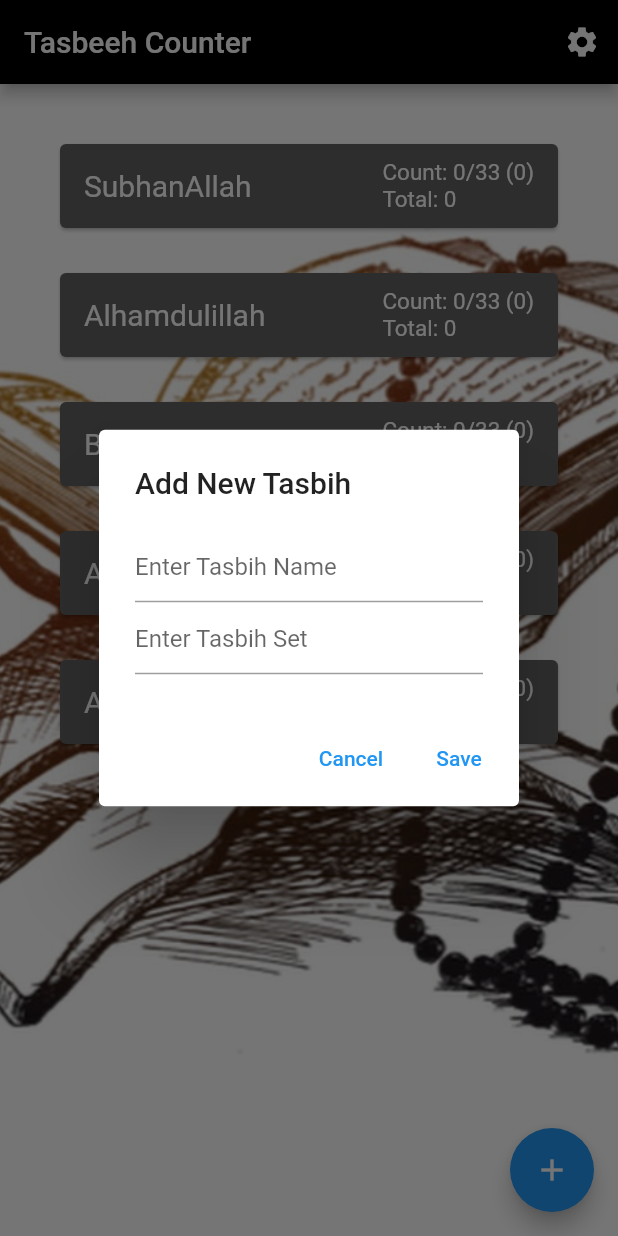
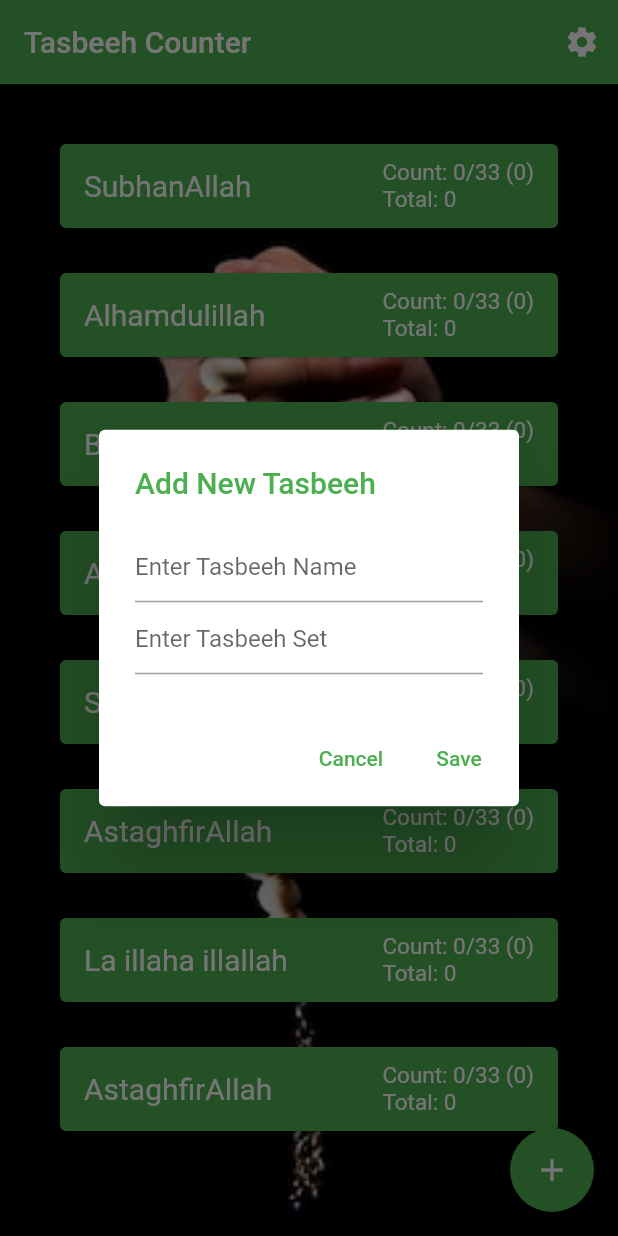
Before and after one commit to muhammaduzairrazaq/tasbeehCounter, a Flutter app: the screen it shows after launch, after a tap on the "add" icon, on a phone screen of 412 x 824 dp. Run offline on Flutter 3.47's test engine with Material 2 defaults, Android fonts, the phone set to English and light mode, and no system bars.

```diff
--- /dev/null
+++ b/tasbeeh_counter/lib/app_theme.dart
@@ -0,0 +1,17 @@
+import 'package:flutter/material.dart';
+
+class AppTheme {
+  static Color textcolor = Colors.green;
+
+  static void updateThemeColor(Color color) {
+    textcolor = color;
+  }
+}
+
+class BackgroundImage {
+  static String imagepath = 'assets/tbk1.png';
+
+  static void updateBackgroundImage(String path) {
+    imagepath = path;
+  }
+}
--- a/tasbeeh_counter/lib/tasbeeh_list_screen.dart
+++ b/tasbeeh_counter/lib/tasbeeh_list_screen.dart
@@ -1,6 +1,7 @@
 import 'package:flutter/material.dart';
 import 'package:tasbeeh_counter/settingscreen.dart';
 import 'tasbeeh_counter_screen.dart';
+import 'app_theme.dart';
 
 class TasbeehScreen extends StatefulWidget {
   @override
@@ -38,7 +39,42 @@ class _TasbeehScreenState extends State<TasbeehScreen> {
       'set_completed': 0,
     },
     {
+      'tasbih_name': 'Subhaan Allah',
+      'total_set': 33,
+      'current_count': 0,
+      'total_count': 0,
+      'set_completed': 0,
+    },
+     {
       'tasbih_name': 'AstaghfirAllah',
+      'total_set': 33,
+      'current_count': 0,
+      'total_count': 0,
+      'set_completed': 0,
+    },
+     {
+      'tasbih_name': 'La illaha illallah',
+      'total_set': 33,
+      'current_count': 0,
+      'total_count': 0,
+      'set_completed': 0,
+    },
+     {
+      'tasbih_name': 'AstaghfirAllah',
+      'total_set': 33,
+      'current_count': 0,
+      'total_count': 0,
+      'set_completed': 0,
+    },
+     {
+      'tasbih_name': 'Allahumma',
+      'total_set': 33,
+      'current_count': 0,
+      'total_count': 0,
+      'set_completed': 0,
+    },
+     {
+      'tasbih_name': 'Ayate Karima',
       'total_set': 33,
       'current_count': 0,
       'total_count': 0,
@@ -56,18 +92,21 @@ class _TasbeehScreenState extends State<TasbeehScreen> {
       context: context,
       builder: (BuildContext context) {
         return AlertDialog(
-          title: Text('Add New Tasbih'),
+          title: Text(
+            'Add New Tasbeeh',
+            style: TextStyle(color: AppTheme.textcolor),
+          ),
           content: Column(
             mainAxisSize: MainAxisSize.min,
-            children: <Widget>[
+            children: [
               TextField(
-                decoration: InputDecoration(hintText: 'Enter Tasbih Name'),
+                decoration: InputDecoration(hintText: 'Enter Tasbeeh Name'),
                 onChanged: (value) {
                   tasbihName = value;
                 },
               ),
               TextField(
-                decoration: InputDecoration(hintText: 'Enter Tasbih Set'),
+                decoration: InputDecoration(hintText: 'Enter Tasbeeh Set'),
                 keyboardType: TextInputType.number,
                 onChanged: (value) {
                   tasbihSet = int.tryParse(value) ?? 0;
@@ -80,7 +119,10 @@ class _TasbeehScreenState extends State<TasbeehScreen> {
               onPressed: () {
                 Navigator.of(context).pop();
               },
-              child: Text('Cancel'),
+              child: Text(
+                'Cancel',
+                style: TextStyle(color: AppTheme.textcolor),
+              ),
             ),
             TextButton(
               onPressed: () {
@@ -95,7 +137,10 @@ class _TasbeehScreenState extends State<TasbeehScreen> {
                 });
                 Navigator.of(context).pop();
               },
-              child: Text('Save'),
+              child: Text(
+                'Save',
+                style: TextStyle(color: AppTheme.textcolor),
+              ),
             ),
           ],
         );
@@ -107,7 +152,7 @@ class _TasbeehScreenState extends State<TasbeehScreen> {
   Widget build(BuildContext context) {
     return Scaffold(
       appBar: AppBar(
-        backgroundColor: Colors.black,
+        backgroundColor: AppTheme.textcolor,
         title: Text(
           'Tasbeeh Counter',
           style: TextStyle(color: Colors.white),
@@ -128,7 +173,7 @@ class _TasbeehScreenState extends State<TasbeehScreen> {
       body: Container(
         decoration: BoxDecoration(
           image: DecorationImage(
-            image: AssetImage('assets/lb.png'),
+            image: AssetImage(BackgroundImage.imagepath),
             fit: BoxFit.cover,
           ),
         ),
@@ -154,7 +199,7 @@ class _TasbeehScreenState extends State<TasbeehScreen> {
                   _showUndoTasbihDialog(deletedItem, index);
                 },
                 child: Card(
-                  color: Colors.grey[700],
+                  color: AppTheme.textcolor,
                   margin: EdgeInsets.only(bottom: 30),
                   child: ListTile(
                     title: Text(
@@ -172,9 +217,15 @@ class _TasbeehScreenState extends State<TasbeehScreen> {
           },
         ),
       ),
-      floatingActionButton: FloatingActionButton(
-        onPressed: _showAddTasbihDialog,
-        child: Icon(Icons.add),
+      floatingActionButton: Container(
+        decoration: BoxDecoration(
+          shape: BoxShape.circle,
+        ),
+        child: FloatingActionButton(
+          onPressed: _showAddTasbihDialog,
+          child: Icon(Icons.add),
+          backgroundColor: AppTheme.textcolor,
+        ),
       ),
     );
   }
--- a/tasbeeh_counter/pubspec.yaml
+++ b/tasbeeh_counter/pubspec.yaml
@@ -35,6 +35,7 @@ dependencies:
   # The following adds the Cupertino Icons font to your application.
   # Use with the CupertinoIcons class for iOS style icons.
   cupertino_icons: ^1.0.2
+  shared_preferences: ^2.2.2
 
 dev_dependencies:
   flutter_test:
```
Also changed, not shown: tasbeeh_counter/lib/main.dart (+1 -7 lines), tasbeeh_counter/lib/settingscreen.dart (+41 -55 lines), tasbeeh_counter/lib/tasbeeh_counter_screen.dart (+6 -5 lines), tasbeeh_counter/pubspec.lock, 1 other file.
